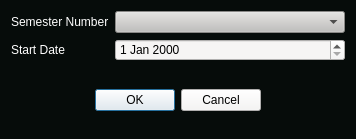
Qt form GUI_Dashboard/widget_addsemester.ui (No1ichi/iu_dashboard) before a commit.
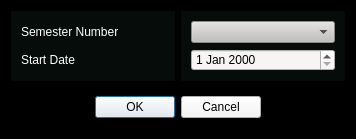
The same form after that commit.

The edit to the form file:
```diff
--- a/GUI_Dashboard/widget_addsemester.ui
+++ b/GUI_Dashboard/widget_addsemester.ui
@@ -26,12 +26,24 @@
    <string>Add Semester</string>
   </property>
   <property name="styleSheet">
+   <string notr="true">background-color: rgb(0, 0, 0);</string>
+  </property>
+  <layout class="QVBoxLayout" name="verticalLayout_3">
+   <item>
+    <layout class="QHBoxLayout" name="horizontalLayout">
+     <item>
+      <widget class="QFrame" name="frame_2">
+       <property name="styleSheet">
    <string notr="true">background-color: rgb(6, 12, 10);</string>
   </property>
-  <layout class="QVBoxLayout" name="verticalLayout">
+       <property name="frameShape">
+        <enum>QFrame::StyledPanel</enum>
+       </property>
+       <property name="frameShadow">
+        <enum>QFrame::Raised</enum>
+       </property>
+       <layout class="QVBoxLayout" name="verticalLayout_2">
    <item>
-    <layout class="QFormLayout" name="DataInput">
-     <item row="0" column="0">
       <widget class="QLabel" name="label_SemesterNumber">
        <property name="styleSheet">
         <string notr="true">font: 700 11pt &quot;Graduate&quot; ;
@@ -42,14 +54,7 @@
        </property>
       </widget>
      </item>
-     <item row="0" column="1">
-      <widget class="QComboBox" name="comboBox_SemesterNumber">
-       <property name="styleSheet">
-        <string notr="true">background-color: rgb(192, 191, 188);</string>
-       </property>
-      </widget>
-     </item>
-     <item row="1" column="0">
+        <item>
       <widget class="QLabel" name="label_StartDate">
        <property name="styleSheet">
         <string notr="true">font: 700 11pt &quot;Graduate&quot; ;
@@ -60,11 +65,38 @@
        </property>
       </widget>
      </item>
-     <item row="1" column="1">
+       </layout>
+      </widget>
+     </item>
+     <item>
+      <widget class="QFrame" name="frame">
+       <property name="styleSheet">
+        <string notr="true">background-color: rgb(6, 12, 10);</string>
+       </property>
+       <property name="frameShape">
+        <enum>QFrame::StyledPanel</enum>
+       </property>
+       <property name="frameShadow">
+        <enum>QFrame::Raised</enum>
+       </property>
+       <layout class="QVBoxLayout" name="verticalLayout">
+        <item>
+         <widget class="QComboBox" name="comboBox_SemesterNumber">
+          <property name="styleSheet">
+           <string notr="true">background-color: rgb(192, 191, 188);
+color: rgb(0, 0, 0);</string>
+          </property>
+         </widget>
+        </item>
+        <item>
       <widget class="QDateEdit" name="dateEdit_StartDate">
        <property name="styleSheet">
-        <string notr="true">background-color: rgb(246, 245, 244);</string>
-       </property>
+           <string notr="true">background-color: rgb(246, 245, 244);
+color: rgb(0, 0, 0);</string>
+          </property>
+         </widget>
+        </item>
+       </layout>
       </widget>
      </item>
     </layout>
@@ -72,7 +104,8 @@
    <item alignment="Qt::AlignHCenter|Qt::AlignVCenter">
     <widget class="QDialogButtonBox" name="buttonBox">
      <property name="styleSheet">
-      <string notr="true">background-color: rgb(246, 245, 244);</string>
+      <string notr="true">background-color: rgb(246, 245, 244);
+color: rgb(0, 0, 0);</string>
      </property>
      <property name="standardButtons">
       <set>QDialogButtonBox::Cancel|QDialogButtonBox::Ok</set>
```
Lines whose indentation alone changed are shown as unchanged.
